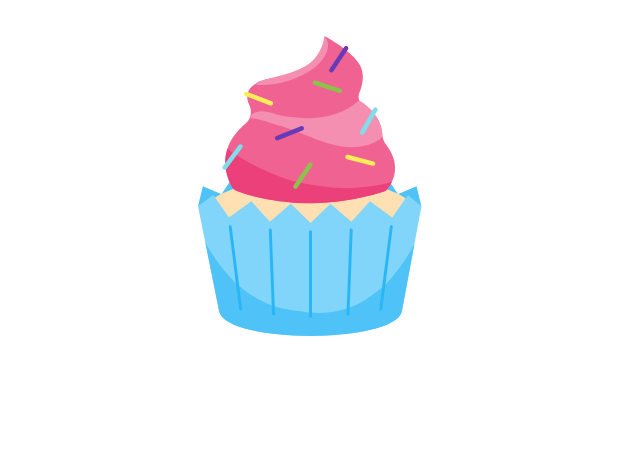
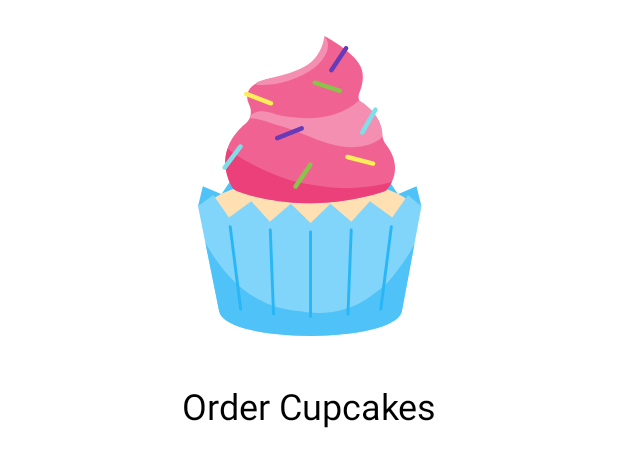
Before and after one commit to 3X0DUS-07/CupcakeApp, an Android app built with Jetpack Compose: the @Preview function StartOrderPreview, on a phone screen of 412 x 824 dp. Shown: the top 467 px of the screen. Run offline under Robolectric (Android 15) with nearby library versions, the phone set to English and light mode, and no system bars.

Commit message:
Agregar texto de título de pedido con espaciado a StartOrderScreen

```diff
--- a/app/src/main/java/com/example/cupcakeapp1/ui/StartOrderScreen.kt
+++ b/app/src/main/java/com/example/cupcakeapp1/ui/StartOrderScreen.kt
@@ -16,8 +16,9 @@ import androidx.compose.foundation.layout.height
 import androidx.compose.foundation.layout.width
 import androidx.compose.ui.res.painterResource
 import androidx.compose.ui.unit.dp
-
-
+import androidx.compose.material3.Text
+import androidx.compose.material3.MaterialTheme
+import androidx.compose.ui.res.stringResource
 
 @Composable
 fun StartOrderScreen(
@@ -41,6 +42,13 @@ fun StartOrderScreen(
             )
 
             Spacer(modifier = Modifier.height(dimensionResource(R.dimen.padding_medium)))
+            Text(
+                text = stringResource(R.string.order_cupcakes),
+                style = MaterialTheme.typography.headlineSmall
+            )
+
+            Spacer(modifier = Modifier.height(dimensionResource(R.dimen.padding_small)))
+
         }
     }
 }
--- a/app/src/main/res/values/strings.xml
+++ b/app/src/main/res/values/strings.xml
@@ -1,3 +1,4 @@
 <resources>
-    <string name="app_name">CupcakeApp1</string>
+    <string name="app_name">CupcakeApp</string>
+    <string name="order_cupcakes">Order Cupcakes</string>
 </resources>
```
